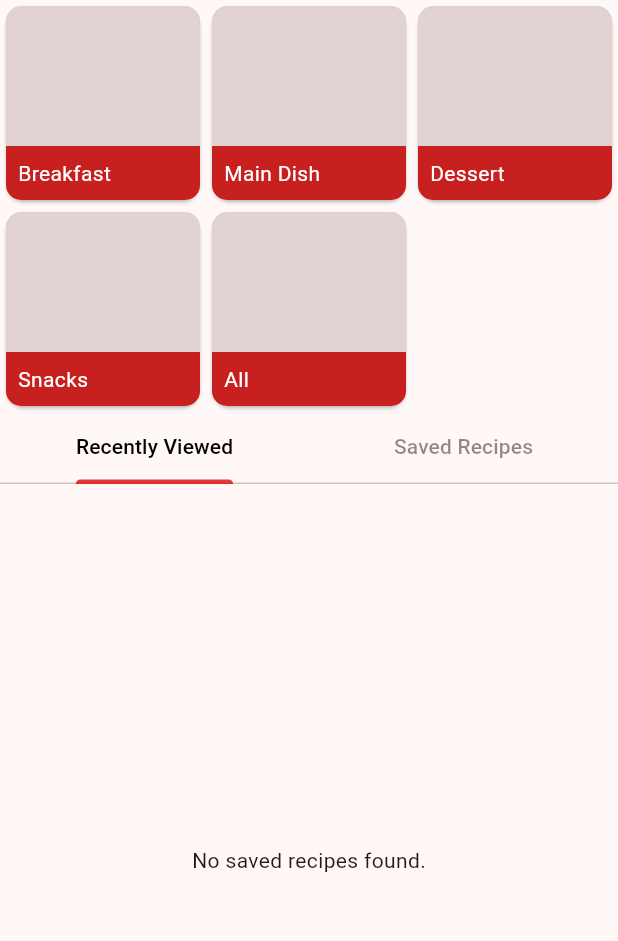
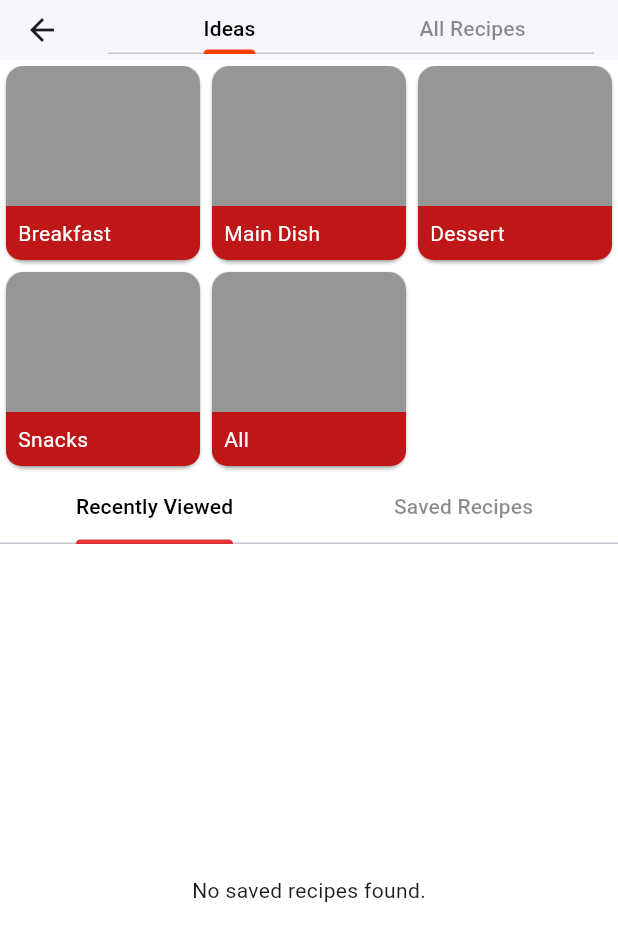
Before and after one commit to OBRND/Recipe, a Flutter app: the Recipes screen opened directly, on a phone screen of 412 x 824 dp. Shown: the top 941 px of the screen. Run offline on Flutter 3.47's test engine with Material 3 defaults, Android fonts, the phone set to English and light mode, and no system bars; our stand-ins replace cloud_firestore, easy_date_timeline, firebase_auth, firebase_core, palette_generator, sliding_clipped_nav_bar; accounts and stored records are empty.

Commit message:
theme page

```diff
--- a/lib/Screens/recipe.dart
+++ b/lib/Screens/recipe.dart
@@ -13,15 +13,54 @@ class Recipes extends StatefulWidget {
   State<Recipes> createState() => _RecipesState();
 }
 
-class _RecipesState extends State<Recipes> with AutomaticKeepAliveClientMixin{
+class _RecipesState extends State<Recipes> with AutomaticKeepAliveClientMixin {
   @override
   bool get wantKeepAlive => true;
 
   @override
   Widget build(BuildContext context) {
     super.build(context);
-    return Scaffold(
-        body: Column(
+    return DefaultTabController(
+      length: 2, // Two tabs: All Recipes and Ideas
+      child: Scaffold(
+        appBar: PreferredSize(
+          preferredSize: Size.fromHeight(40),
+          child: AppBar(
+            backgroundColor: Colors.white,
+            elevation: 1,
+            title: const TabBar(
+              labelColor: Colors.black,
+              unselectedLabelColor: Colors.black45,
+              indicatorColor: Color(0xFFFF3C00),
+              tabs: [
+                Tab(text: "Ideas",
+                height: 30,),
+                Tab(text: "All Recipes",
+                height: 30),
+              ],
+            ),
+          ),
+        ),
+        body: const TabBarView(
+          children: [
+            AllRecipesTab(), // New widget for "All Recipes"
+            IdeasTab(),      // New widget for "Ideas"
+          ],
+        ),
+      ),
+    );
+  }
+}
+
+class AllRecipesTab extends StatelessWidget {
+  const AllRecipesTab({super.key});
+
+  @override
+  Widget build(BuildContext context) {
+    final user = Provider.of<UserID>(context);
+    final userDataa = Provider.of<UserDataModel?>(context);
+
+    return Column(
         children: [
           Container(
             child: Categories(context),
@@ -57,7 +96,6 @@ class _RecipesState extends State<Recipes> with AutomaticKeepAliveClientMixin{
             ),
           ),
         ]
-        )
     );
   }
 
@@ -143,6 +181,9 @@ class _RecipesState extends State<Recipes> with AutomaticKeepAliveClientMixin{
     );
   }
 
+
+
+
   Widget Categories(context) {
     final user = Provider.of<UserID>(context);
     final Userdata = Provider.of<UserDataModel?>(context);
@@ -212,3 +253,92 @@ class _RecipesState extends State<Recipes> with AutomaticKeepAliveClientMixin{
     );
   }
 }
+
+class IdeasTab extends StatelessWidget {
+  const IdeasTab({super.key});
+
+  @override
+  Widget build(BuildContext context) {
+    return SingleChildScrollView(
+      child: Column(
+        crossAxisAlignment: CrossAxisAlignment.start,
+        children: [
+          const SectionTitle("Recommended for You"),
+          RecommendedSection(),
+          const SectionTitle("Community Picks"),
+          CommunitySection(),
+          const SectionTitle("Explore More"),
+          ExploreMoreSection(),
+        ],
+      ),
+    );
+  }
+}
+
+class SectionTitle extends StatelessWidget {
+  final String title;
+
+  const SectionTitle(this.title, {super.key});
+
+  @override
+  Widget build(BuildContext context) {
+    return Padding(
+      padding: const EdgeInsets.all(8.0),
+      child: Text(
+        title,
+        style: const TextStyle(fontSize: 18, fontWeight: FontWeight.bold),
+      ),
+    );
+  }
+}
+
+class RecommendedSection extends StatelessWidget {
+  @override
+  Widget build(BuildContext context) {
+    // Replace this placeholder with the logic to display recommended recipes.
+    return SizedBox(
+      height: 200,
+      child: ListView.builder(
+        scrollDirection: Axis.horizontal,
+        itemCount: 5, // Example count
+        itemBuilder: (context, index) {
+          return Card(
+            margin: const EdgeInsets.all(8),
+            child: Container(width: 150, color: Colors.grey[300]),
+          );
+        },
+      ),
+    );
+  }
+}
+
+class CommunitySection extends StatelessWidget {
+  @override
+  Widget build(BuildContext context) {
+    // Replace this placeholder with the logic to display trending recipes.
+    return SizedBox(
+      height: 200,
+      child: ListView.builder(
+        scrollDirection: Axis.horizontal,
+        itemCount: 5, // Example count
+        itemBuilder: (context, index) {
+          return Card(
+            margin: const EdgeInsets.all(8),
+            child: Container(width: 150, color: Colors.grey[300]),
+          );
+        },
+      ),
+    );
+  }
+}
+
+class ExploreMoreSection extends StatelessWidget {
+  @override
+  Widget build(BuildContext context) {
+    // Replace this placeholder with the logic to display additional content.
+    return Padding(
+      padding: const EdgeInsets.all(8.0),
+      child: Text("Explore more content coming soon..."),
+    );
+  }
+}
--- /dev/null
+++ b/lib/Theme/app_theme.dart
@@ -0,0 +1,88 @@
+import 'package:flutter/material.dart';
+
+class AppThemes {
+  // Define colors
+  static const Color dominantColor = Color(0xFFFFFFFF); // White
+  static const Color secondaryColor = Color(0xFFABABAB); // Silver
+  static const Color accentColor = Color(0xFFFF4500); // International Orange
+  static const Color thunderColor = Color(0xFF251D1D); // Thunder
+  static const Color flameGray = Color(0xFF6D6A6A); // Flame Gray
+  static const Color siennaColor = Color(0xFF6E1903); // Sienna
+  static const Color oldRedColor = Color(0xFF8D1419); // Old Red
+
+  // Light theme
+  static final ThemeData lightTheme = ThemeData(
+    brightness: Brightness.light,
+    primaryColor: dominantColor,
+    scaffoldBackgroundColor: dominantColor,
+    cardTheme: CardTheme(
+      color: secondaryColor,
+      shadowColor: thunderColor,
+      shape: RoundedRectangleBorder(
+        borderRadius: BorderRadius.circular(12.0),
+      ),
+    ),
+    elevatedButtonTheme: ElevatedButtonThemeData(
+      style: ElevatedButton.styleFrom(
+        backgroundColor: accentColor,
+        foregroundColor: Colors.white,
+        shape: RoundedRectangleBorder(
+          borderRadius: BorderRadius.circular(8.0),
+        ),
+        padding: const EdgeInsets.symmetric(horizontal: 16.0, vertical: 12.0),
+      ),
+    ),
+    textTheme: TextTheme(
+      headlineLarge: TextStyle(
+        color: thunderColor,
+        fontSize: 24.0,
+        fontWeight: FontWeight.bold,
+      ),
+      bodyLarge: TextStyle(
+        color: flameGray,
+        fontSize: 16.0,
+      ),
+    ),
+  );
+
+  // Dark theme (if required, toggleable via settings)
+  // static final ThemeData darkTheme = ThemeData(
+  //   brightness: Brightness.dark,
+  //   primaryColor: thunderColor,
+  //   scaffoldBackgroundColor: thunderColor,
+  //   accentColor: siennaColor,
+  //   cardTheme: CardTheme(
+  //     color: flameGray,
+  //     shadowColor: oldRedColor,
+  //     shape: RoundedRectangleBorder(
+  //       borderRadius: BorderRadius.circular(12.0),
+  //     ),
+  //   ),
+  //   elevatedButtonTheme: ElevatedButtonThemeData(
+  //     style: ElevatedButton.styleFrom(
+  //       backgroundColor: siennaColor,
+  //       foregroundColor: Colors.white,
+  //       shape: RoundedRectangleBorder(
+  //         borderRadius: BorderRadius.circular(8.0),
+  //       ),
+  //       padding: const EdgeInsets.symmetric(horizontal: 16.0, vertical: 12.0),
+  //     ),
+  //   ),
+  //   textTheme: TextTheme(
+  //     headline1: TextStyle(
+  //       color: dominantColor,
+  //       fontSize: 24.0,
+  //       fontWeight: FontWeight.bold,
+  //     ),
+  //     bodyText1: TextStyle(
+  //       color: secondaryColor,
+  //       fontSize: 16.0,
+  //     ),
+  //     button: TextStyle(
+  //       color: Colors.white,
+  //       fontSize: 14.0,
+  //       fontWeight: FontWeight.w600,
+  //     ),
+  //   ),
+  // );
+}
--- a/lib/main.dart
+++ b/lib/main.dart
@@ -4,6 +4,7 @@ import 'package:meal/Auth/auth_service.dart';
 import 'package:meal/Models/user_id.dart';
 import 'package:meal/Screens/Wrapper.dart';
 import 'package:meal/Screens/bottom_nav.dart';
+import 'package:meal/Theme/app_theme.dart';
 import 'package:provider/provider.dart';
 
 import 'Theme/themeNotifier.dart';
@@ -37,10 +38,7 @@ class _MyAppState extends State<MyApp> {
         initialData: null,
         child: MaterialApp(
             title: 'Meal planner',
-            theme: ThemeData(
-              colorScheme: ColorScheme.fromSeed(seedColor: Colors.red),
-              useMaterial3: true,
-            ),
+            theme: AppThemes.lightTheme,
             home: AuthWrapper()
         ));
   }
```
Also changed, not shown: lib/Screens/home.dart (+21 -17 lines), 1 other file. Lines whose indentation alone changed are shown as unchanged.
